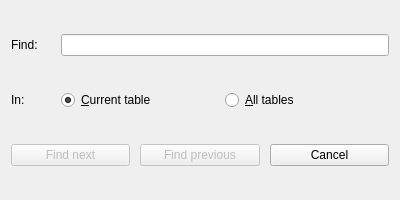
Old version of the form src/dialogs/dialogfind.ui in the repository zwpwjwtz/Openote.
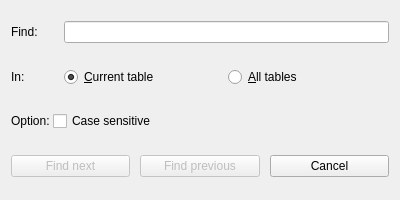
New version of the form.

Commit message: Support case-insensitive text search.

Diff of the .ui file:
```diff
--- a/src/dialogs/dialogfind.ui
+++ b/src/dialogs/dialogfind.ui
@@ -13,9 +13,9 @@
   <property name="windowTitle">
    <string>Find</string>
   </property>
-  <layout class="QVBoxLayout" name="verticalLayout" stretch="1,1,0">
+  <layout class="QVBoxLayout" name="verticalLayout" stretch="1,1,0,0">
    <property name="spacing">
-    <number>0</number>
+    <number>3</number>
    </property>
    <property name="topMargin">
     <number>0</number>
@@ -89,6 +89,33 @@
      </item>
     </layout>
    </item>
+   <item>
+    <layout class="QHBoxLayout" name="horizontalLayout_10">
+     <property name="spacing">
+      <number>0</number>
+     </property>
+     <item>
+      <widget class="QLabel" name="labelOption">
+       <property name="text">
+        <string>Option: </string>
+       </property>
+      </widget>
+     </item>
+     <item>
+      <widget class="QCheckBox" name="checkCaseSensitive">
+       <property name="sizePolicy">
+        <sizepolicy hsizetype="Expanding" vsizetype="Fixed">
+         <horstretch>0</horstretch>
+         <verstretch>0</verstretch>
+        </sizepolicy>
+       </property>
+       <property name="text">
+        <string>Case sensitive</string>
+       </property>
+      </widget>
+     </item>
+    </layout>
+   </item>
    <item>
     <layout class="QHBoxLayout" name="horizontalLayout_2">
      <property name="spacing">
```
The commit also changes 8 other files.
